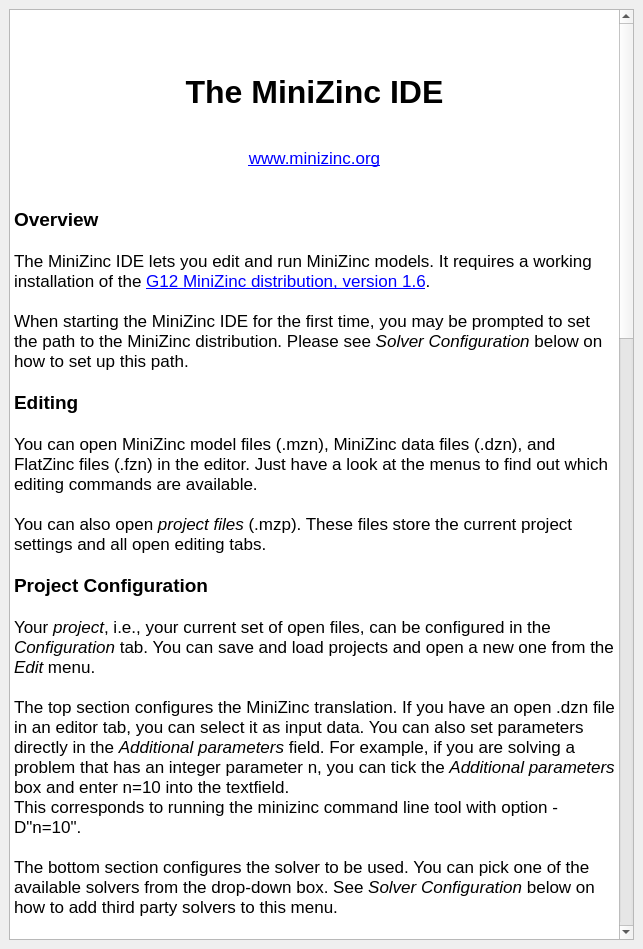
This is MiniZincIDE/help.ui in MiniZinc/MiniZincIDE as Qt 5 draws it before an edit. The edited form follows.
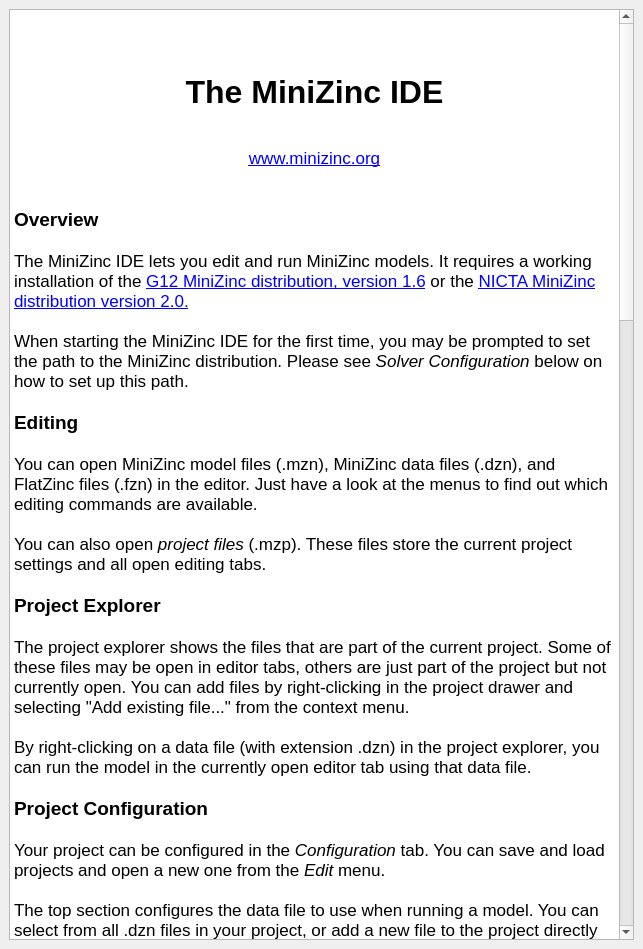
This is the edited form. Icons and pictures are not drawn.

Commit message: Adapt help dialog

What changed in the file:
```diff
--- a/MiniZincIDE/help.ui
+++ b/MiniZincIDE/help.ui
@@ -32,7 +32,7 @@
 &lt;p style=&quot;-qt-paragraph-type:empty; margin-top:0px; margin-bottom:0px; margin-left:0px; margin-right:0px; -qt-block-indent:0; text-indent:0px;&quot;&gt;&lt;br /&gt;&lt;/p&gt;
 &lt;p style=&quot; margin-top:0px; margin-bottom:0px; margin-left:0px; margin-right:0px; -qt-block-indent:0; text-indent:0px;&quot;&gt;&lt;span style=&quot; font-size:14pt; font-weight:600;&quot;&gt;Overview&lt;/span&gt;&lt;/p&gt;
 &lt;p style=&quot;-qt-paragraph-type:empty; margin-top:0px; margin-bottom:0px; margin-left:0px; margin-right:0px; -qt-block-indent:0; text-indent:0px;&quot;&gt;&lt;br /&gt;&lt;/p&gt;
-&lt;p style=&quot; margin-top:0px; margin-bottom:0px; margin-left:0px; margin-right:0px; -qt-block-indent:0; text-indent:0px;&quot;&gt;The MiniZinc IDE lets you edit and run MiniZinc models. It requires a working installation of the &lt;a href=&quot;http://www.minizinc.org/download.html&quot;&gt;&lt;span style=&quot; text-decoration: underline; color:#0000ff;&quot;&gt;G12 MiniZinc distribution, version 1.6&lt;/span&gt;&lt;/a&gt;.&lt;/p&gt;
+&lt;p style=&quot; margin-top:0px; margin-bottom:0px; margin-left:0px; margin-right:0px; -qt-block-indent:0; text-indent:0px;&quot;&gt;The MiniZinc IDE lets you edit and run MiniZinc models. It requires a working installation of the &lt;a href=&quot;http://www.minizinc.org/download.html&quot;&gt;&lt;span style=&quot; text-decoration: underline; color:#0000ff;&quot;&gt;G12 MiniZinc distribution, version 1.6&lt;/span&gt;&lt;/a&gt; or the &lt;a href=&quot;http://www.minizinc.org/2.0&quot;&gt;&lt;span style=&quot; text-decoration: underline; color:#0000ff;&quot;&gt;NICTA MiniZinc distribution version 2.0.&lt;/span&gt;&lt;/a&gt;&lt;/p&gt;
 &lt;p style=&quot;-qt-paragraph-type:empty; margin-top:0px; margin-bottom:0px; margin-left:0px; margin-right:0px; -qt-block-indent:0; text-indent:0px;&quot;&gt;&lt;br /&gt;&lt;/p&gt;
 &lt;p style=&quot; margin-top:0px; margin-bottom:0px; margin-left:0px; margin-right:0px; -qt-block-indent:0; text-indent:0px;&quot;&gt;When starting the MiniZinc IDE for the first time, you may be prompted to set the path to the MiniZinc distribution. Please see &lt;span style=&quot; font-style:italic;&quot;&gt;Solver Configuration&lt;/span&gt; below on how to set up this path.&lt;/p&gt;
 &lt;p style=&quot;-qt-paragraph-type:empty; margin-top:0px; margin-bottom:0px; margin-left:0px; margin-right:0px; -qt-block-indent:0; text-indent:0px;&quot;&gt;&lt;br /&gt;&lt;/p&gt;
@@ -42,28 +42,39 @@
 &lt;p style=&quot;-qt-paragraph-type:empty; margin-top:0px; margin-bottom:0px; margin-left:0px; margin-right:0px; -qt-block-indent:0; text-indent:0px;&quot;&gt;&lt;br /&gt;&lt;/p&gt;
 &lt;p style=&quot; margin-top:0px; margin-bottom:0px; margin-left:0px; margin-right:0px; -qt-block-indent:0; text-indent:0px;&quot;&gt;You can also open &lt;span style=&quot; font-style:italic;&quot;&gt;project files&lt;/span&gt; (.mzp). These files store the current project settings and all open editing tabs.&lt;/p&gt;
 &lt;p style=&quot;-qt-paragraph-type:empty; margin-top:0px; margin-bottom:0px; margin-left:0px; margin-right:0px; -qt-block-indent:0; text-indent:0px;&quot;&gt;&lt;br /&gt;&lt;/p&gt;
+&lt;p style=&quot; margin-top:0px; margin-bottom:0px; margin-left:0px; margin-right:0px; -qt-block-indent:0; text-indent:0px;&quot;&gt;&lt;span style=&quot; font-size:14pt; font-weight:600;&quot;&gt;Project Explorer&lt;/span&gt;&lt;/p&gt;
+&lt;p style=&quot;-qt-paragraph-type:empty; margin-top:0px; margin-bottom:0px; margin-left:0px; margin-right:0px; -qt-block-indent:0; text-indent:0px;&quot;&gt;&lt;br /&gt;&lt;/p&gt;
+&lt;p style=&quot; margin-top:0px; margin-bottom:0px; margin-left:0px; margin-right:0px; -qt-block-indent:0; text-indent:0px;&quot;&gt;The project explorer shows the files that are part of the current project. Some of these files may be open in editor tabs, others are just part of the project but not currently open. You can add files by right-clicking in the project drawer and selecting &amp;quot;Add existing file...&amp;quot; from the context menu.&lt;/p&gt;
+&lt;p style=&quot;-qt-paragraph-type:empty; margin-top:0px; margin-bottom:0px; margin-left:0px; margin-right:0px; -qt-block-indent:0; text-indent:0px;&quot;&gt;&lt;br /&gt;&lt;/p&gt;
+&lt;p style=&quot; margin-top:0px; margin-bottom:0px; margin-left:0px; margin-right:0px; -qt-block-indent:0; text-indent:0px;&quot;&gt;By right-clicking on a data file (with extension .dzn) in the project explorer, you can run the model in the currently open editor tab using that data file.&lt;/p&gt;
+&lt;p style=&quot;-qt-paragraph-type:empty; margin-top:0px; margin-bottom:0px; margin-left:0px; margin-right:0px; -qt-block-indent:0; text-indent:0px;&quot;&gt;&lt;br /&gt;&lt;/p&gt;
 &lt;p style=&quot; margin-top:0px; margin-bottom:0px; margin-left:0px; margin-right:0px; -qt-block-indent:0; text-indent:0px;&quot;&gt;&lt;span style=&quot; font-size:14pt; font-weight:600;&quot;&gt;Project Configuration&lt;/span&gt;&lt;/p&gt;
 &lt;p style=&quot;-qt-paragraph-type:empty; margin-top:0px; margin-bottom:0px; margin-left:0px; margin-right:0px; -qt-block-indent:0; text-indent:0px;&quot;&gt;&lt;br /&gt;&lt;/p&gt;
-&lt;p style=&quot; margin-top:0px; margin-bottom:0px; margin-left:0px; margin-right:0px; -qt-block-indent:0; text-indent:0px;&quot;&gt;Your &lt;span style=&quot; font-style:italic;&quot;&gt;project&lt;/span&gt;, i.e., your current set of open files, can be configured in the &lt;span style=&quot; font-style:italic;&quot;&gt;Configuration&lt;/span&gt; tab. You can save and load projects and open a new one from the &lt;span style=&quot; font-style:italic;&quot;&gt;Edit&lt;/span&gt; menu.&lt;/p&gt;
+&lt;p style=&quot; margin-top:0px; margin-bottom:0px; margin-left:0px; margin-right:0px; -qt-block-indent:0; text-indent:0px;&quot;&gt;Your project can be configured in the &lt;span style=&quot; font-style:italic;&quot;&gt;Configuration&lt;/span&gt; tab. You can save and load projects and open a new one from the &lt;span style=&quot; font-style:italic;&quot;&gt;Edit&lt;/span&gt; menu.&lt;/p&gt;
 &lt;p style=&quot;-qt-paragraph-type:empty; margin-top:0px; margin-bottom:0px; margin-left:0px; margin-right:0px; -qt-block-indent:0; text-indent:0px;&quot;&gt;&lt;br /&gt;&lt;/p&gt;
-&lt;p style=&quot; margin-top:0px; margin-bottom:0px; margin-left:0px; margin-right:0px; -qt-block-indent:0; text-indent:0px;&quot;&gt;The top section configures the MiniZinc translation. If you have an open .dzn file in an editor tab, you can select it as input data. You can also set parameters directly in the &lt;span style=&quot; font-style:italic;&quot;&gt;Additional parameters&lt;/span&gt; field. For example, if you are solving a problem that has an integer parameter n, you can tick the &lt;span style=&quot; font-style:italic;&quot;&gt;Additional parameters&lt;/span&gt; box and enter n=10 into the textfield.&lt;/p&gt;
+&lt;p style=&quot; margin-top:0px; margin-bottom:0px; margin-left:0px; margin-right:0px; -qt-block-indent:0; text-indent:0px;&quot;&gt;The top section configures the data file to use when running a model. You can select from all .dzn files in your project, or add a new file to the project directly from the menu.&lt;/p&gt;
+&lt;p style=&quot;-qt-paragraph-type:empty; margin-top:0px; margin-bottom:0px; margin-left:0px; margin-right:0px; -qt-block-indent:0; text-indent:0px;&quot;&gt;&lt;br /&gt;&lt;/p&gt;
+&lt;p style=&quot; margin-top:0px; margin-bottom:0px; margin-left:0px; margin-right:0px; -qt-block-indent:0; text-indent:0px;&quot;&gt;The second section configures the solver to be used. You can pick one of the available solvers from the drop-down box. See &lt;span style=&quot; font-style:italic;&quot;&gt;Solver Configuration&lt;/span&gt; below on how to add third party solvers to this menu.&lt;/p&gt;
+&lt;p style=&quot;-qt-paragraph-type:empty; margin-top:0px; margin-bottom:0px; margin-left:0px; margin-right:0px; -qt-block-indent:0; text-indent:0px;&quot;&gt;&lt;br /&gt;&lt;/p&gt;
+&lt;p style=&quot; margin-top:0px; margin-bottom:0px; margin-left:0px; margin-right:0px; -qt-block-indent:0; text-indent:0px;&quot;&gt;You can configure the number of solutions to search for and whether all solutions are to be printed. &lt;span style=&quot; font-style:italic;&quot;&gt;Time limit&lt;/span&gt; sets a timeout in seconds after which the solver process is killed. Note that the solver does not get a chance to report statistics or any solutions found when it is killed.&lt;/p&gt;
+&lt;p style=&quot;-qt-paragraph-type:empty; margin-top:0px; margin-bottom:0px; margin-left:0px; margin-right:0px; -qt-block-indent:0; text-indent:0px;&quot;&gt;&lt;br /&gt;&lt;/p&gt;
+&lt;p style=&quot; margin-top:0px; margin-bottom:0px; margin-left:0px; margin-right:0px; -qt-block-indent:0; text-indent:0px;&quot;&gt;In the &lt;span style=&quot; font-style:italic;&quot;&gt;Advanced Options&lt;/span&gt; section, you can set some more parameters for translation and solving.&lt;/p&gt;
+&lt;p style=&quot; margin-top:0px; margin-bottom:0px; margin-left:0px; margin-right:0px; -qt-block-indent:0; text-indent:0px;&quot;&gt;The &lt;span style=&quot; font-style:italic;&quot;&gt;Additional data &lt;/span&gt;field can contain additional MiniZinc expressions that you want to pass to the mzn2fzn compiler. For example, if you are solving a problem that has an integer parameter n, you can tick the &lt;span style=&quot; font-style:italic;&quot;&gt;Additional data&lt;/span&gt; box and enter n=10 into the textfield.&lt;/p&gt;
 &lt;p style=&quot; margin-top:0px; margin-bottom:0px; margin-left:0px; margin-right:0px; -qt-block-indent:0; text-indent:0px;&quot;&gt;This corresponds to running the minizinc command line tool with option -D&amp;quot;n=10&amp;quot;.&lt;/p&gt;
 &lt;p style=&quot;-qt-paragraph-type:empty; margin-top:0px; margin-bottom:0px; margin-left:0px; margin-right:0px; -qt-block-indent:0; text-indent:0px;&quot;&gt;&lt;br /&gt;&lt;/p&gt;
-&lt;p style=&quot; margin-top:0px; margin-bottom:0px; margin-left:0px; margin-right:0px; -qt-block-indent:0; text-indent:0px;&quot;&gt;The bottom section configures the solver to be used. You can pick one of the available solvers from the drop-down box. See &lt;span style=&quot; font-style:italic;&quot;&gt;Solver Configuration&lt;/span&gt; below on how to add third party solvers to this menu.&lt;/p&gt;
-&lt;p style=&quot;-qt-paragraph-type:empty; margin-top:0px; margin-bottom:0px; margin-left:0px; margin-right:0px; -qt-block-indent:0; text-indent:0px;&quot;&gt;&lt;br /&gt;&lt;/p&gt;
-&lt;p style=&quot; margin-top:0px; margin-bottom:0px; margin-left:0px; margin-right:0px; -qt-block-indent:0; text-indent:0px;&quot;&gt;You can configure the number of solutions to search for, whether all solutions are to be printed, and whether to print solving statistics. The &lt;span style=&quot; font-style:italic;&quot;&gt;Verbose&lt;/span&gt; option prints the entire command line, which can be useful if the solver reports an error that may be due to a misconfiguration.&lt;/p&gt;
-&lt;p style=&quot;-qt-paragraph-type:empty; margin-top:0px; margin-bottom:0px; margin-left:0px; margin-right:0px; -qt-block-indent:0; text-indent:0px;&quot;&gt;&lt;br /&gt;&lt;/p&gt;
-&lt;p style=&quot; margin-top:0px; margin-bottom:0px; margin-left:0px; margin-right:0px; -qt-block-indent:0; text-indent:0px;&quot;&gt;You can also give additional solver flags that are understood by the concrete flatzinc implementation you have chosen.&lt;/p&gt;
-&lt;p style=&quot;-qt-paragraph-type:empty; margin-top:0px; margin-bottom:0px; margin-left:0px; margin-right:0px; -qt-block-indent:0; text-indent:0px;&quot;&gt;&lt;br /&gt;&lt;/p&gt;
 &lt;p style=&quot; margin-top:0px; margin-bottom:0px; margin-left:0px; margin-right:0px; -qt-block-indent:0; text-indent:0px;&quot;&gt;The &lt;span style=&quot; font-style:italic;&quot;&gt;#Threads&lt;/span&gt; option allows you to specify the number of parallel threads to use (if supported by the solver).&lt;/p&gt;
 &lt;p style=&quot;-qt-paragraph-type:empty; margin-top:0px; margin-bottom:0px; margin-left:0px; margin-right:0px; -qt-block-indent:0; text-indent:0px;&quot;&gt;&lt;br /&gt;&lt;/p&gt;
 &lt;p style=&quot; margin-top:0px; margin-bottom:0px; margin-left:0px; margin-right:0px; -qt-block-indent:0; text-indent:0px;&quot;&gt;The &lt;span style=&quot; font-style:italic;&quot;&gt;Random seed&lt;/span&gt; is passed to the solver and may be used for randomised search strategies.&lt;/p&gt;
 &lt;p style=&quot;-qt-paragraph-type:empty; margin-top:0px; margin-bottom:0px; margin-left:0px; margin-right:0px; -qt-block-indent:0; text-indent:0px;&quot;&gt;&lt;br /&gt;&lt;/p&gt;
-&lt;p style=&quot; margin-top:0px; margin-bottom:0px; margin-left:0px; margin-right:0px; -qt-block-indent:0; text-indent:0px;&quot;&gt;Finally, &lt;span style=&quot; font-style:italic;&quot;&gt;Time limit&lt;/span&gt; sets a timeout in seconds after which the solver process is killed. Note that the solver does not get a chance to report statistics or any solutions found when it is killed.&lt;/p&gt;
+&lt;p style=&quot; margin-top:0px; margin-bottom:0px; margin-left:0px; margin-right:0px; -qt-block-indent:0; text-indent:0px;&quot;&gt;You can also set additional &lt;span style=&quot; font-style:italic;&quot;&gt;Solver flags &lt;/span&gt;that are understood by the concrete flatzinc implementation you have chosen.&lt;/p&gt;
+&lt;p style=&quot;-qt-paragraph-type:empty; margin-top:0px; margin-bottom:0px; margin-left:0px; margin-right:0px; -qt-block-indent:0; text-indent:0px;&quot;&gt;&lt;br /&gt;&lt;/p&gt;
+&lt;p style=&quot; margin-top:0px; margin-bottom:0px; margin-left:0px; margin-right:0px; -qt-block-indent:0; text-indent:0px;&quot;&gt;The &lt;span style=&quot; font-style:italic;&quot;&gt;Verbose&lt;/span&gt; option prints the entire command line, which can be useful if the solver reports an error that may be due to a misconfiguration.&lt;/p&gt;
+&lt;p style=&quot;-qt-paragraph-type:empty; margin-top:0px; margin-bottom:0px; margin-left:0px; margin-right:0px; -qt-block-indent:0; text-indent:0px;&quot;&gt;&lt;br /&gt;&lt;/p&gt;
+&lt;p style=&quot; margin-top:0px; margin-bottom:0px; margin-left:0px; margin-right:0px; -qt-block-indent:0; text-indent:0px;&quot;&gt;Finally, you can ask the solver to print (solver-specific) statistics during or after solving.&lt;/p&gt;
 &lt;p style=&quot;-qt-paragraph-type:empty; margin-top:0px; margin-bottom:0px; margin-left:0px; margin-right:0px; -qt-block-indent:0; text-indent:0px;&quot;&gt;&lt;br /&gt;&lt;/p&gt;
 &lt;p style=&quot; margin-top:0px; margin-bottom:0px; margin-left:0px; margin-right:0px; -qt-block-indent:0; text-indent:0px;&quot;&gt;&lt;span style=&quot; font-size:14pt; font-weight:600;&quot;&gt;Running&lt;/span&gt;&lt;/p&gt;
 &lt;p style=&quot;-qt-paragraph-type:empty; margin-top:0px; margin-bottom:0px; margin-left:0px; margin-right:0px; -qt-block-indent:0; text-indent:0px;&quot;&gt;&lt;br /&gt;&lt;/p&gt;
-&lt;p style=&quot; margin-top:0px; margin-bottom:0px; margin-left:0px; margin-right:0px; -qt-block-indent:0; text-indent:0px;&quot;&gt;In order to send the MiniZinc model you are currently editing to a solver, simply select &lt;span style=&quot; font-style:italic;&quot;&gt;Run&lt;/span&gt; from the &lt;span style=&quot; font-style:italic;&quot;&gt;MiniZinc&lt;/span&gt; menu.&lt;/p&gt;
+&lt;p style=&quot; margin-top:0px; margin-bottom:0px; margin-left:0px; margin-right:0px; -qt-block-indent:0; text-indent:0px;&quot;&gt;In order to send the MiniZinc model you are currently editing to a solver, simply select &lt;span style=&quot; font-style:italic;&quot;&gt;Run&lt;/span&gt; from the &lt;span style=&quot; font-style:italic;&quot;&gt;MiniZinc&lt;/span&gt; menu (or the tool bar).&lt;/p&gt;
 &lt;p style=&quot;-qt-paragraph-type:empty; margin-top:0px; margin-bottom:0px; margin-left:0px; margin-right:0px; -qt-block-indent:0; text-indent:0px;&quot;&gt;&lt;br /&gt;&lt;/p&gt;
 &lt;p style=&quot; margin-top:0px; margin-bottom:0px; margin-left:0px; margin-right:0px; -qt-block-indent:0; text-indent:0px;&quot;&gt;If there are any undefined parameters in your model (and you did not select a data file or additional parameters in the Configuration tab), a dialog will open where you can enter values for those parameters.&lt;/p&gt;
 &lt;p style=&quot;-qt-paragraph-type:empty; margin-top:0px; margin-bottom:0px; margin-left:0px; margin-right:0px; -qt-block-indent:0; text-indent:0px;&quot;&gt;&lt;br /&gt;&lt;/p&gt;
@@ -79,7 +90,7 @@
 &lt;p style=&quot;-qt-paragraph-type:empty; margin-top:0px; margin-bottom:0px; margin-left:0px; margin-right:0px; -qt-block-indent:0; text-indent:0px;&quot;&gt;&lt;br /&gt;&lt;/p&gt;
 &lt;p style=&quot; margin-top:0px; margin-bottom:0px; margin-left:0px; margin-right:0px; -qt-block-indent:0; text-indent:0px;&quot;&gt;The solver configuration dialog is available via the &lt;span style=&quot; font-style:italic;&quot;&gt;Preferences&lt;/span&gt; options in the &lt;span style=&quot; font-style:italic;&quot;&gt;MiniZinc&lt;/span&gt; menu (or in the application menu on Mac OS X). All configuration options entered here are saved between sessions.&lt;/p&gt;
 &lt;p style=&quot;-qt-paragraph-type:empty; margin-top:0px; margin-bottom:0px; margin-left:0px; margin-right:0px; -qt-block-indent:0; text-indent:0px;&quot;&gt;&lt;br /&gt;&lt;/p&gt;
-&lt;p style=&quot; margin-top:0px; margin-bottom:0px; margin-left:0px; margin-right:0px; -qt-block-indent:0; text-indent:0px;&quot;&gt;This is where you can set the path to the MiniZinc distribution (i.e., where the minizinc and mzn2fzn tools are located).&lt;/p&gt;
+&lt;p style=&quot; margin-top:0px; margin-bottom:0px; margin-left:0px; margin-right:0px; -qt-block-indent:0; text-indent:0px;&quot;&gt;This is where you can set the path to the MiniZinc distribution (i.e., where the mzn2fzn tool is located).&lt;/p&gt;
 &lt;p style=&quot;-qt-paragraph-type:empty; margin-top:0px; margin-bottom:0px; margin-left:0px; margin-right:0px; -qt-block-indent:0; text-indent:0px;&quot;&gt;&lt;br /&gt;&lt;/p&gt;
 &lt;p style=&quot; margin-top:0px; margin-bottom:0px; margin-left:0px; margin-right:0px; -qt-block-indent:0; text-indent:0px;&quot;&gt;You can set the default solver, i.e., the one that is selected in the &lt;span style=&quot; font-style:italic;&quot;&gt;Configuration&lt;/span&gt; tab for a new project. Select a solver from the &lt;span style=&quot; font-style:italic;&quot;&gt;Solver&lt;/span&gt; drop-down box and tick the &lt;span style=&quot; font-style:italic;&quot;&gt;Default&lt;/span&gt; box.&lt;/p&gt;
 &lt;p style=&quot;-qt-paragraph-type:empty; margin-top:0px; margin-bottom:0px; margin-left:0px; margin-right:0px; -qt-block-indent:0; text-indent:0px;&quot;&gt;&lt;br /&gt;&lt;/p&gt;
```
